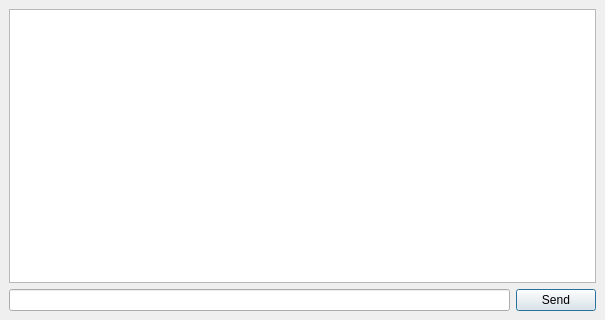
Above: plugins/message_window/messagewin.ui from xjohncz/saje before the change. Below: the same form after it.
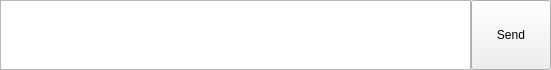
That is the form after the change. Custom widgets are drawn as their Qt base class.

Commit message: multiline message send status icon in message window splitter to size message window components fix handling contacts going offline correctly (presence type=unavailable)

```diff
--- a/plugins/message_window/messagewin.ui
+++ b/plugins/message_window/messagewin.ui
@@ -1,96 +1,63 @@
 <ui version="4.0" >
  <class>MessageWinClass</class>
- <widget class="QDialog" name="MessageWinClass" >
+ <widget class="QWidget" name="MessageWinClass" >
   <property name="geometry" >
    <rect>
     <x>0</x>
     <y>0</y>
-    <width>605</width>
-    <height>320</height>
+    <width>551</width>
+    <height>68</height>
    </rect>
   </property>
+  <property name="sizePolicy" >
+   <sizepolicy vsizetype="Expanding" hsizetype="Expanding" >
+    <horstretch>0</horstretch>
+    <verstretch>0</verstretch>
+   </sizepolicy>
+  </property>
   <property name="windowTitle" >
    <string>MessageWin</string>
   </property>
-  <layout class="QVBoxLayout" >
+  <layout class="QHBoxLayout" name="horizontalLayout" >
    <property name="spacing" >
-    <number>6</number>
+    <number>0</number>
    </property>
-   <property name="leftMargin" >
-    <number>9</number>
+   <property name="margin" >
+    <number>0</number>
    </property>
-   <property name="topMargin" >
-    <number>9</number>
-   </property>
-   <property name="rightMargin" >
-    <number>9</number>
-   </property>
-   <property name="bottomMargin" >
-    <number>9</number>
-   </property>
    <item>
-    <layout class="QVBoxLayout" >
-     <property name="spacing" >
-      <number>6</number>
+    <widget class="ChatInput" name="edMsg" >
+     <property name="sizePolicy" >
+      <sizepolicy vsizetype="Expanding" hsizetype="Expanding" >
+       <horstretch>0</horstretch>
+       <verstretch>1</verstretch>
+      </sizepolicy>
      </property>
-     <property name="leftMargin" >
-      <number>0</number>
+    </widget>
+   </item>
+   <item>
+    <widget class="QPushButton" name="btnSend" >
+     <property name="sizePolicy" >
+      <sizepolicy vsizetype="Expanding" hsizetype="Preferred" >
+       <horstretch>0</horstretch>
+       <verstretch>0</verstretch>
+      </sizepolicy>
      </property>
-     <property name="topMargin" >
-      <number>0</number>
+     <property name="text" >
+      <string>Send</string>
      </property>
-     <property name="rightMargin" >
-      <number>0</number>
-     </property>
-     <property name="bottomMargin" >
-      <number>0</number>
-     </property>
-     <item>
-      <widget class="QTextEdit" name="edMsgLog" >
-       <property name="readOnly" >
-        <bool>true</bool>
-       </property>
-      </widget>
-     </item>
-     <item>
-      <layout class="QHBoxLayout" >
-       <property name="spacing" >
-        <number>6</number>
-       </property>
-       <property name="leftMargin" >
-        <number>0</number>
-       </property>
-       <property name="topMargin" >
-        <number>0</number>
-       </property>
-       <property name="rightMargin" >
-        <number>0</number>
-       </property>
-       <property name="bottomMargin" >
-        <number>0</number>
-       </property>
-       <item>
-        <widget class="QLineEdit" name="edMsg" />
-       </item>
-       <item>
-        <widget class="QPushButton" name="btnSend" >
-         <property name="text" >
-          <string>Send</string>
-         </property>
-        </widget>
-       </item>
-      </layout>
-     </item>
-    </layout>
+    </widget>
    </item>
   </layout>
  </widget>
  <layoutdefault spacing="6" margin="11" />
- <tabstops>
-  <tabstop>edMsg</tabstop>
-  <tabstop>btnSend</tabstop>
-  <tabstop>edMsgLog</tabstop>
- </tabstops>
+ <customwidgets>
+  <customwidget>
+   <class>ChatInput</class>
+   <extends>QTextEdit</extends>
+   <header>chatinput.h</header>
+  </customwidget>
+ </customwidgets>
  <resources/>
  <connections/>
 </ui>
```
The commit also changes 28 other files.
